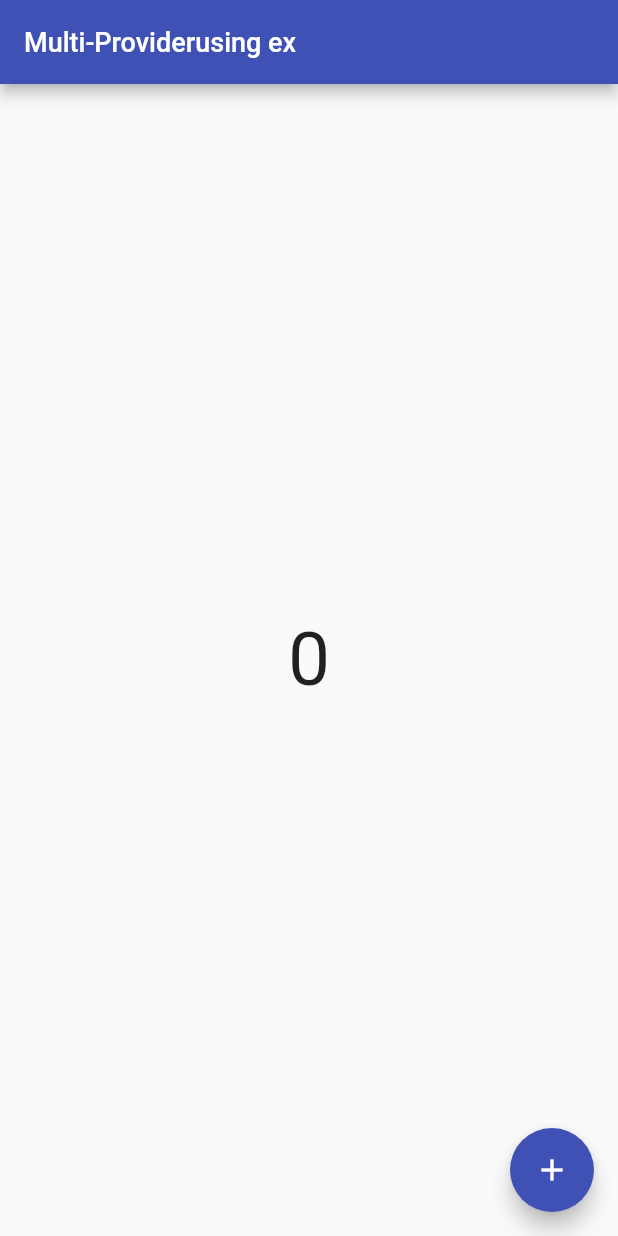
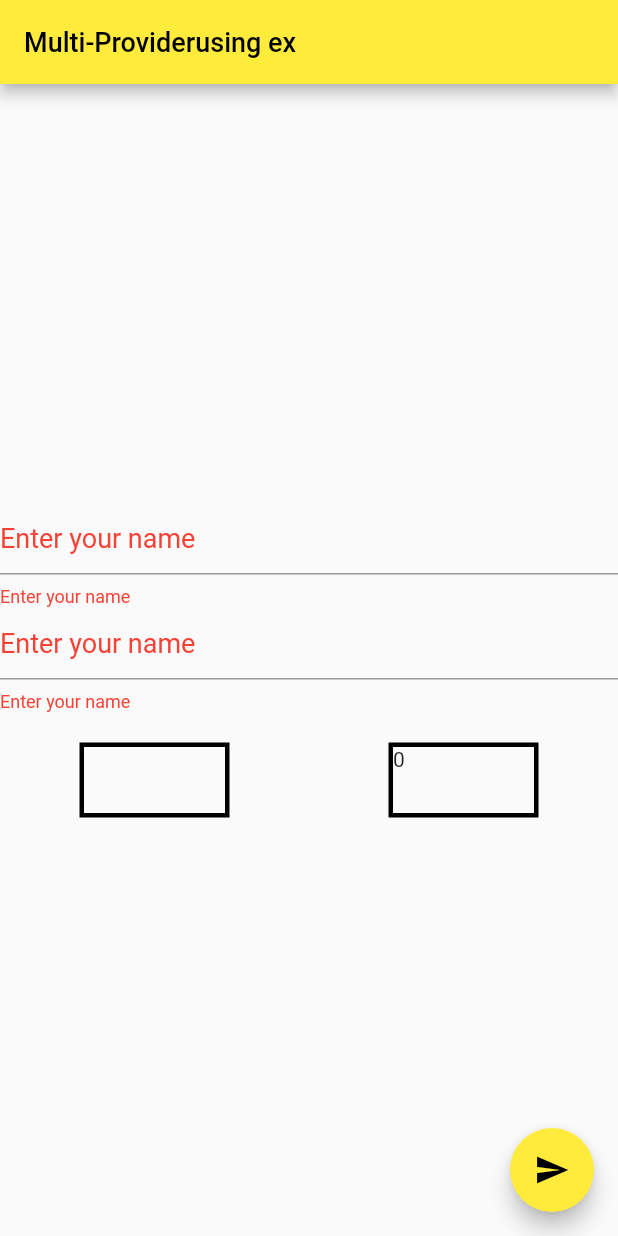
Before and after one commit to flutterboydeep/dummy, a Flutter app: the screen it shows after launch, on a phone screen of 412 x 824 dp. Run offline on Flutter 3.47's test engine with Material 2 defaults, Android fonts, the phone set to English and light mode, and no system bars; our stand-ins replace flutter_riverpod.

Commit message:
stateNotifierUsing change name and age by rehan

```diff
--- a/lib/Screen/Homepage.dart
+++ b/lib/Screen/Homepage.dart
@@ -1,4 +1,4 @@
-import 'package:dummy/main.dart';
+import 'package:dummy/Screen/class.dart';
 import 'package:flutter/material.dart';
 import 'package:flutter_riverpod/flutter_riverpod.dart';
 
@@ -7,9 +7,14 @@ final CounterStateProvider = StateProvider<int>((ref) {
 });
 
 class homepage extends ConsumerWidget {
+  void submit(value, WidgetRef ref) {
+    ref.read(userProvider.notifier).updateName(value);
+  }
+
   @override
   Widget build(BuildContext context, WidgetRef ref) {
     print("I am build in riverpod");
+    final userInfo = ref.watch(userProvider);
     // final CountProvider = ref.watch(CounterStateProvider);
 
     return Scaffold(
@@ -18,19 +23,49 @@ class homepage extends ConsumerWidget {
       ),
       body: Container(
         child: Center(
-          child: Consumer(builder: (context, ref, child) {
-            final CountProvider = ref.watch(CounterStateProvider);
-            return Text(CountProvider.toString(),
-                style: TextStyle(fontSize: 50));
-          }),
-        ),
+            child: Column(
+          mainAxisAlignment: MainAxisAlignment.center,
+          children: [
+            TextField(
+              onSubmitted: (val) {
+                submit(val, ref);
+              },
+              decoration: InputDecoration(
+                  hintText: "Enter your name", helperText: "Enter your name"),
+            ),
+            TextField(
+              onSubmitted: (value) {
+                ref.read(userProvider.notifier).updateAge(int.parse(value));
+              },
+              decoration: InputDecoration(
+                  hintText: "Enter your name", helperText: "Enter your name"),
+            ),
+            SizedBox(
+              height: 20,
+            ),
+            Row(
+              mainAxisAlignment: MainAxisAlignment.spaceAround,
+              children: [
+                Container(
+                  child: Text(userInfo.name),
+                  height: 50,
+                  width: 100,
+                  decoration: BoxDecoration(border: Border.all(width: 3)),
+                ),
+                Container(
+                  child: Text(userInfo.age.toString()),
+                  height: 50,
+                  width: 100,
+                  decoration: BoxDecoration(border: Border.all(width: 3)),
+                )
+              ],
+            )
+          ],
+        )),
       ),
       floatingActionButton: FloatingActionButton(
-        onPressed: () {
-          ref.read(CounterStateProvider.notifier).state++;
-          ;
-        },
-        child: Icon(Icons.add),
+        onPressed: () {},
+        child: Icon(Icons.send),
       ),
     );
   }
--- /dev/null
+++ b/lib/Screen/class.dart
@@ -0,0 +1,71 @@
+// ignore_for_file: public_member_api_docs, sort_constructors_first
+import 'dart:convert';
+
+import 'package:flutter_riverpod/flutter_riverpod.dart';
+
+final userProvider = StateNotifierProvider<userNotifier, user>(
+    (ref) => userNotifier(user(name: "", age: 0)));
+
+class user {
+  final String name;
+  final int age;
+
+  user({
+    required this.name,
+    required this.age,
+  });
+
+  user copyWith({
+    String? name,
+    int? age,
+  }) {
+    return user(
+      name: name ?? this.name,
+      age: age ?? this.age,
+    );
+  }
+
+  Map<String, dynamic> toMap() {
+    return <String, dynamic>{
+      'name': name,
+      'age': age,
+    };
+  }
+
+  factory user.fromMap(Map<String, dynamic> map) {
+    return user(
+      name: map['name'] as String,
+      age: map['age'] as int,
+    );
+  }
+
+  String toJson() => json.encode(toMap());
+
+  factory user.fromJson(String source) =>
+      user.fromMap(json.decode(source) as Map<String, dynamic>);
+
+  @override
+  String toString() => 'user(name: $name, age: $age)';
+
+  @override
+  bool operator ==(covariant user other) {
+    if (identical(this, other)) return true;
+
+    return other.name == name && other.age == age;
+  }
+
+  @override
+  int get hashCode => name.hashCode ^ age.hashCode;
+}
+
+class userNotifier extends StateNotifier<user> {
+  userNotifier(super.state);
+
+  void updateName(String n) {
+    state = state.copyWith(name: n);
+  }
+
+  void updateAge(int a) {
+    state = state.copyWith(age: a);
+  }
+}
--- a/lib/main.dart
+++ b/lib/main.dart
@@ -1,3 +1,4 @@
+import 'package:dummy/Screen/class.dart';
 import 'package:flutter/material.dart';
 
 import 'package:dummy/Screen/Homepage.dart';
@@ -26,8 +27,8 @@ class _mainpage extends State<mainpage> {
     return MaterialApp(
         debugShowCheckedModeBanner: true,
         theme: ThemeData(
-          primarySwatch: Colors.indigo,
-          hintColor: Colors.green,
+          primarySwatch: Colors.yellow,
+          hintColor: Colors.red,
           textTheme: TextTheme(
             titleLarge: TextStyle(fontSize: 18, color: Colors.black),
             titleMedium: TextStyle(fontSize: 18, color: Colors.black),
```
